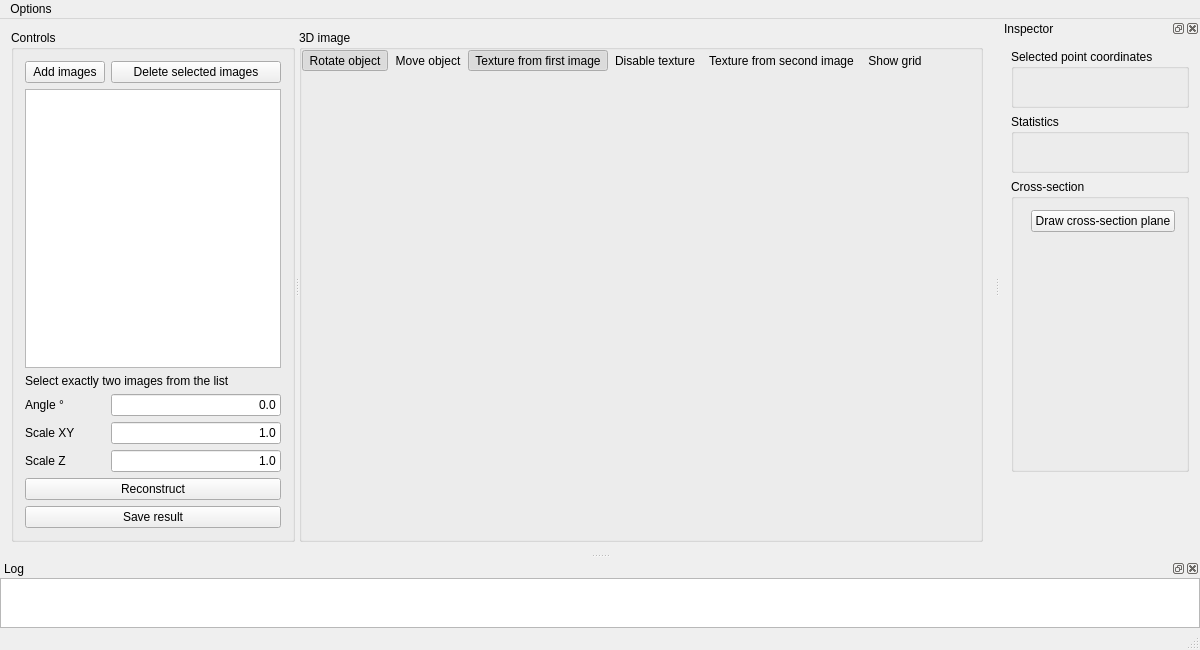
First picture: the form in cybervision/cybervision-app/UI/mainwindow.ui, repository zlogic/cybervision, before the edit.
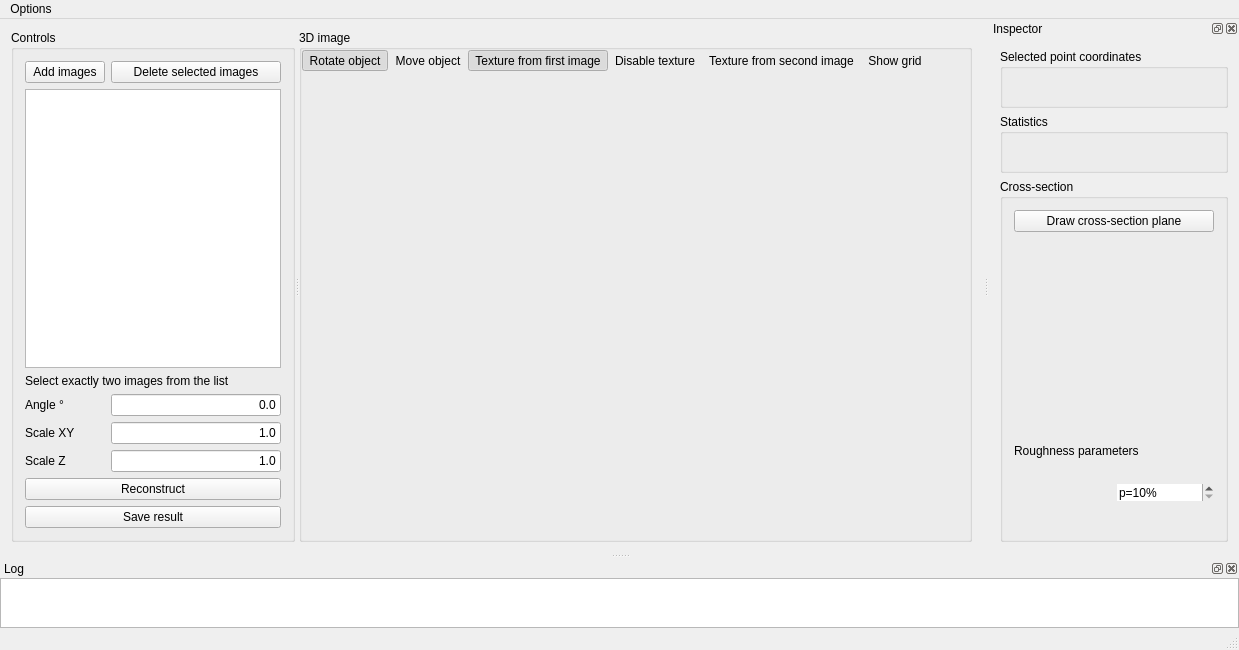
Second picture: the form after the edit. Icons and pictures are not drawn. Custom widgets are drawn as their Qt base class.

Commit message: - Added computation of cross-section step parameters (GOST 2789-73)

The edit to the form file:
```diff
--- a/cybervision/cybervision-app/UI/mainwindow.ui
+++ b/cybervision/cybervision-app/UI/mainwindow.ui
@@ -477,8 +477,8 @@
   <widget class="QDockWidget" name="inspectorDockWidget">
    <property name="minimumSize">
     <size>
-     <width>200</width>
-     <height>431</height>
+     <width>250</width>
+     <height>474</height>
     </size>
    </property>
    <property name="features">
@@ -529,11 +529,8 @@
            <property name="title">
             <string>Cross-section</string>
            </property>
-           <layout class="QFormLayout" name="formLayout_2">
-            <property name="fieldGrowthPolicy">
-             <enum>QFormLayout::AllNonFixedFieldsGrow</enum>
-            </property>
-            <item row="0" column="1">
+       <layout class="QGridLayout" name="gridLayout_4">
+        <item row="0" column="0" colspan="2">
              <widget class="QPushButton" name="crosssectionButton">
               <property name="text">
                <string>Draw cross-section plane</string>
@@ -543,8 +540,14 @@
               </property>
              </widget>
             </item>
-            <item row="1" column="1">
+        <item row="1" column="0" colspan="2">
              <widget class="QLabel" name="crosssectionImage">
+          <property name="sizePolicy">
+           <sizepolicy hsizetype="MinimumExpanding" vsizetype="Preferred">
+            <horstretch>0</horstretch>
+            <verstretch>0</verstretch>
+           </sizepolicy>
+          </property>
               <property name="minimumSize">
                <size>
                 <width>0</width>
@@ -556,17 +559,59 @@
               </property>
              </widget>
             </item>
-            <item row="2" column="1">
-             <widget class="QLabel" name="crosssectionLabel">
+        <item row="2" column="0" colspan="2">
+         <widget class="QLabel" name="crosssectionRoughnessParametersLabel">
               <property name="text">
+           <string>Roughness parameters</string>
+          </property>
+         </widget>
+        </item>
+        <item row="3" column="0">
+         <widget class="QLabel" name="crosssectionHeightStatsLabel">
+          <property name="text">
                <string/>
               </property>
-             </widget>
-            </item>
-           </layout>
-          </widget>
-         </item>
-         <item>
+          <property name="textInteractionFlags">
+           <set>Qt::LinksAccessibleByMouse|Qt::TextSelectableByMouse</set>
+          </property>
+         </widget>
+        </item>
+        <item row="3" column="1">
+         <widget class="QLabel" name="crosssectionStepStatsLabel">
+          <property name="text">
+           <string/>
+          </property>
+          <property name="textInteractionFlags">
+           <set>Qt::LinksAccessibleByMouse|Qt::TextSelectableByMouse</set>
+          </property>
+         </widget>
+        </item>
+        <item row="4" column="1">
+         <widget class="QSpinBox" name="crosssectionPSpinBox">
+          <property name="frame">
+           <bool>false</bool>
+          </property>
+          <property name="suffix">
+           <string notr="true">%</string>
+          </property>
+          <property name="prefix">
+           <string notr="true">p=</string>
+          </property>
+          <property name="minimum">
+           <number>10</number>
+          </property>
+          <property name="maximum">
+           <number>90</number>
+          </property>
+          <property name="singleStep">
+           <number>10</number>
+          </property>
+          <property name="value">
+           <number>10</number>
+          </property>
+         </widget>
+        </item>
+        <item row="5" column="1">
           <spacer name="verticalSpacer">
            <property name="orientation">
             <enum>Qt::Vertical</enum>
@@ -578,6 +623,9 @@
             </size>
            </property>
           </spacer>
+        </item>
+       </layout>
+      </widget>
      </item>
     </layout>
    </widget>
```
Left out of the diff: 6 changed lines with no effect on the pictures. Lines whose indentation alone changed are shown as unchanged. The commit also changes 9 other files.
